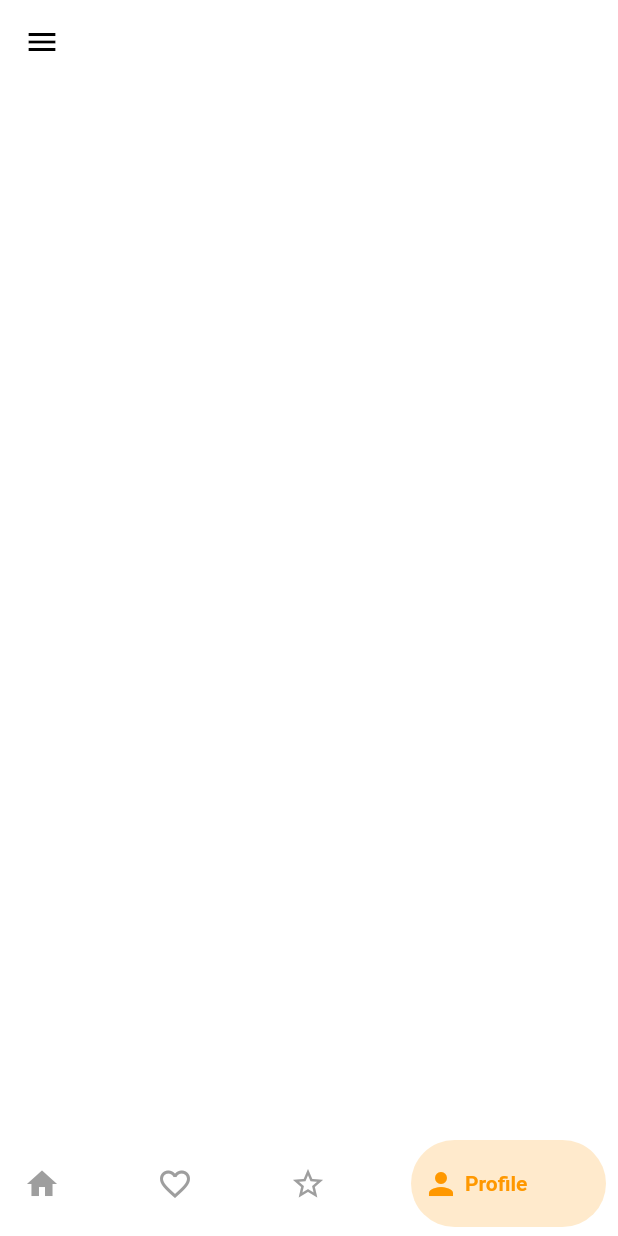
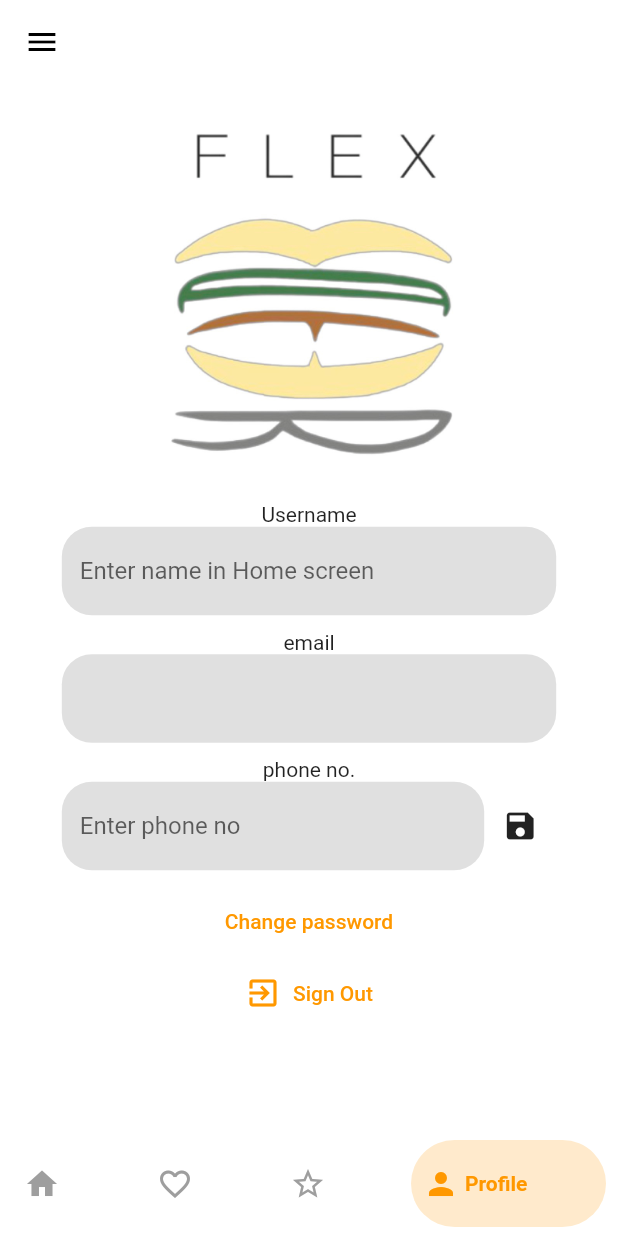
Before and after one commit to MusaGillani/flex-app, a Flutter app: the DashboardScreen screen opened by its route, item 4 of the bottom bar chosen, on a phone screen of 412 x 824 dp. Run offline on Flutter 3.47's test engine with Material 2 defaults, Android fonts, the phone set to English and light mode, and no system bars; drawn by our look-alikes of bottom_navy_bar; our stand-ins replace cloud_firestore, firebase_auth, firebase_core, firebase_storage, image_picker; missing offline and left inert: qr_code_scanner; accounts and stored records are empty.

Commit message:
added profile screen moved added sign out button here as well added feature to add phone number in app and backend both added restaurant provider file in models and in main.dart as well added flutter rating bar package (need to use as well)

```diff
--- /dev/null
+++ b/lib/models/Restaurant.dart
@@ -0,0 +1,57 @@
+import 'package:flutter/foundation.dart';
+
+class Restaurant extends ChangeNotifier {
+  String? _docId;
+  String? _resName;
+  String? _email;
+  String? _phone;
+  String? _website;
+  String? _desc;
+  String? _openTime;
+  String? _closeTime;
+  String? _imageUrl;
+
+  // Restaurant({
+  //   required this.docId,
+  //   required this.resName,
+  //   required this.website,
+  //   required this.desc,
+  //   required this.openTime,
+  //   required this.closeTime,
+  //   required this.imageUrl,
+  // });
+  void addRes({
+    required String docId,
+    required String resName,
+    required String website,
+    required String desc,
+    required String openTime,
+    required String closeTime,
+    required String imageUrl,
+    String? email,
+    String? phone,
+  }) {
+    this._docId = docId;
+    this._resName = resName;
+    this._website = website;
+    this._desc = desc;
+    this._openTime = openTime;
+    this._closeTime = closeTime;
+    this._imageUrl = imageUrl;
+    this._email = _email;
+    this._phone = _phone;
+    notifyListeners();
+  }
+
+  Map<String, String?> get resData {
+    return {
+      'resName': _resName,
+      'phone': _phone,
+    };
+  }
+
+  set resPhone(String phone) {
+    this._phone = phone;
+    notifyListeners();
+  }
+}
--- a/lib/screens/dashboard_screen.dart
+++ b/lib/screens/dashboard_screen.dart
@@ -6,7 +6,7 @@ import 'package:provider/provider.dart';
 import '../providers/auth.dart'; // as Auth;
 
 import './home_screen.dart';
-// import './homeNav.dart';
+import './profile_screen.dart';
 
 class DashboardScreen extends StatefulWidget {
   const DashboardScreen({Key? key}) : super(key: key);
@@ -18,12 +18,17 @@ class DashboardScreen extends StatefulWidget {
 class _DashboardScreenState extends State<DashboardScreen> {
   int _selectedPageIndex = 0;
   final List<Widget> _pages = [
-    // home tab body
-    // HomeNav(),
+    /// home tab body
     HomeScreen(),
+
+    ///
     Container(),
+
+    ///
     Container(),
-    Container(),
+
+    /// profile tab
+    ProfileScreen(),
   ];
 
   void _selectPage(int index) => setState(() => _selectedPageIndex = index);
--- /dev/null
+++ b/lib/screens/profile_screen.dart
@@ -0,0 +1,187 @@
+import 'package:flutter/material.dart';
+
+import 'package:provider/provider.dart';
+
+import 'package:firebase_auth/firebase_auth.dart';
+
+import '../providers/auth.dart';
+import '../providers/firestore.dart' as firestore;
+import '../models/Restaurant.dart';
+
+class ProfileScreen extends StatefulWidget {
+  const ProfileScreen({Key? key}) : super(key: key);
+
+  @override
+  _ProfileScreenState createState() => _ProfileScreenState();
+}
+
+class _ProfileScreenState extends State<ProfileScreen> {
+  final GlobalKey<FormState> _formKey =
+      GlobalKey(debugLabel: 'profileForm-key');
+  var _readOnly = false;
+  var _isLoading = false;
+  String? _email;
+  String? _username;
+  String? _phoneNo;
+
+  void getData() async {
+    setState(() {
+      _isLoading = true;
+    });
+    final resData = Provider.of<Restaurant>(context).resData;
+    _email = FirebaseAuth.instance.currentUser!.email;
+    _username = resData['resName'];
+    _phoneNo = resData['phone'];
+    setState(() {
+      _isLoading = false;
+    });
+  }
+
+  // @override
+  // void initState() {
+  //   super.initState();
+  //   Future.delayed(Duration.zero).then((_) => getData());
+  // }
+
+  @override
+  Widget build(BuildContext context) {
+    getData();
+    return LayoutBuilder(
+      builder: (
+        ctx,
+        constraints,
+      ) =>
+          _isLoading
+              ? Center(child: CircularProgressIndicator())
+              : Container(
+                  height: constraints.maxHeight,
+                  width: constraints.maxWidth,
+                  child: Form(
+                    key: _formKey,
+                    child: SingleChildScrollView(
+                      child: Column(
+                        // crossAxisAlignment: CrossAxisAlignment.start,
+                        children: [
+                          Image.asset(
+                            'images/Logo.jpeg',
+                            fit: BoxFit.contain,
+                            height: constraints.maxHeight * 0.4,
+                            width: constraints.maxWidth * 0.8,
+                          ),
+                          Text('Username'),
+                          _buildTextFormField(
+                            constraints,
+                            hintText: _username != null
+                                ? _username!
+                                : 'Enter name in Home screen',
+                            readOnly: true,
+                            validator: _readOnly ? null : (validator) {},
+                            onSaved: _readOnly ? null : (onSaved) {},
+                            keyboard: TextInputType.name,
+                          ),
+                          Text('email'),
+                          _buildTextFormField(
+                            constraints,
+                            hintText: _email!,
+                            readOnly: true,
+                            validator: null,
+                            onSaved: null,
+                            keyboard: TextInputType.emailAddress,
+                          ),
+                          Text('phone no.'),
+                          _buildTextFormField(
+                            constraints,
+                            readOnly: _phoneNo != null,
+                            hintText:
+                                _phoneNo != null ? _phoneNo! : 'Enter phone no',
+                            validator: _phoneNo != null
+                                ? null
+                                : (validator) {
+                                    if (validator!.isEmpty) {
+                                      return 'required';
+                                    }
+                                    return null;
+                                  },
+                            onSaved: _phoneNo != null
+                                ? null
+                                : (phone) {
+                                    _phoneNo = phone;
+                                  },
+                            keyboard: TextInputType.phone,
+                          ),
+                          TextButton(
+                            onPressed: () {},
+                            child: Text('Change password'),
+                          ),
+                          TextButton.icon(
+                            onPressed: () =>
+                                Provider.of<Auth>(context, listen: false)
+                                    .logout(),
+                            icon: Icon(Icons.exit_to_app),
+                            label: Text('Sign Out'),
+                            // style: ElevatedButton.styleFrom(
+                            //   onPrimary: Colors.white,
+                            // ),
+                          )
+                        ],
+                      ),
+                    ),
+                  ),
+                ),
+    );
+  }
+
+  void _submit() async {
+    if (!_formKey.currentState!.validate()) {
+      return;
+    }
+    _formKey.currentState!.save();
+
+    await firestore.addResPhone(_phoneNo!);
+    Provider.of<Restaurant>(context, listen: false).resPhone = _phoneNo!;
+  }
+
+  Widget _buildTextFormField(
+    BoxConstraints constraints, {
+    String? hintText,
+    String? labelText,
+    required String? Function(String? val)? validator,
+    required void Function(String? val)? onSaved,
+    required TextInputType keyboard,
+    void Function()? onEditingComplete,
+    bool readOnly = false,
+  }) {
+    return Padding(
+      padding: EdgeInsets.only(
+        right: constraints.maxWidth * 0.1,
+        left: constraints.maxWidth * 0.1,
+        bottom: 10,
+      ),
+      child: Row(
+        children: [
+          Expanded(
+            child: TextFormField(
+              keyboardType: keyboard,
+              readOnly: readOnly,
+              onEditingComplete: onEditingComplete,
+              decoration: InputDecoration(
+                filled: true,
+                fillColor: Colors.grey.shade300,
+                border: OutlineInputBorder(
+                  borderSide: BorderSide.none,
+                  borderRadius: BorderRadius.circular(20.0),
+                ),
+                hintText: hintText,
+                labelText: labelText,
+              ),
+              validator: validator,
+              onSaved: onSaved,
+            ),
+          ),
+          if (keyboard == TextInputType.phone && !readOnly)
+            IconButton(onPressed: _submit, icon: Icon(Icons.save)),
+        ],
+      ),
+    );
+  }
+}
--- a/lib/widgets/meal_adding_form.dart
+++ b/lib/widgets/meal_adding_form.dart
@@ -4,6 +4,7 @@ import 'dart:developer';
 import 'package:flutter/material.dart';
 import './image_input.dart';
 import '../providers/firestore.dart' as firestore;
+import '../models/Restaurant.dart';
 
 class MealForm extends StatefulWidget {
   const MealForm({Key? key}) : super(key: key);
@@ -203,7 +204,7 @@ class _MealFormState extends State<MealForm> {
         builder: (ctx) => AlertDialog(
           title: Text('Meal added Successfully!'),
           actions: [
-            ElevatedButton(
+            TextButton(
               onPressed: () {
                 Navigator.of(ctx).pop();
               },
--- a/pubspec.yaml
+++ b/pubspec.yaml
@@ -30,8 +30,6 @@ dependencies:
   bottom_navy_bar: ^6.0.0
   qr_code_scanner: ^0.6.1
   provider: ^6.0.1
-  http: ^0.13.3
-  shared_preferences: ^2.0.7
   cloud_firestore: ^3.1.0
   firebase_auth: ^3.2.0
   firebase_storage: ^10.1.0
@@ -40,6 +38,7 @@ dependencies:
   path_provider: ^2.0.4
   path: ^1.8.0
   uuid: ^3.0.5
+  flutter_rating_bar: ^4.0.0
 
 dev_dependencies:
   flutter_test:
```
Also changed, not shown: lib/main.dart (+13 -2 lines), lib/providers/firestore.dart (+40 -4 lines), lib/screens/home_screen.dart (+14 -11 lines), lib/widgets/restaurant_details_view.dart (+16 -2 lines), pubspec.lock.
